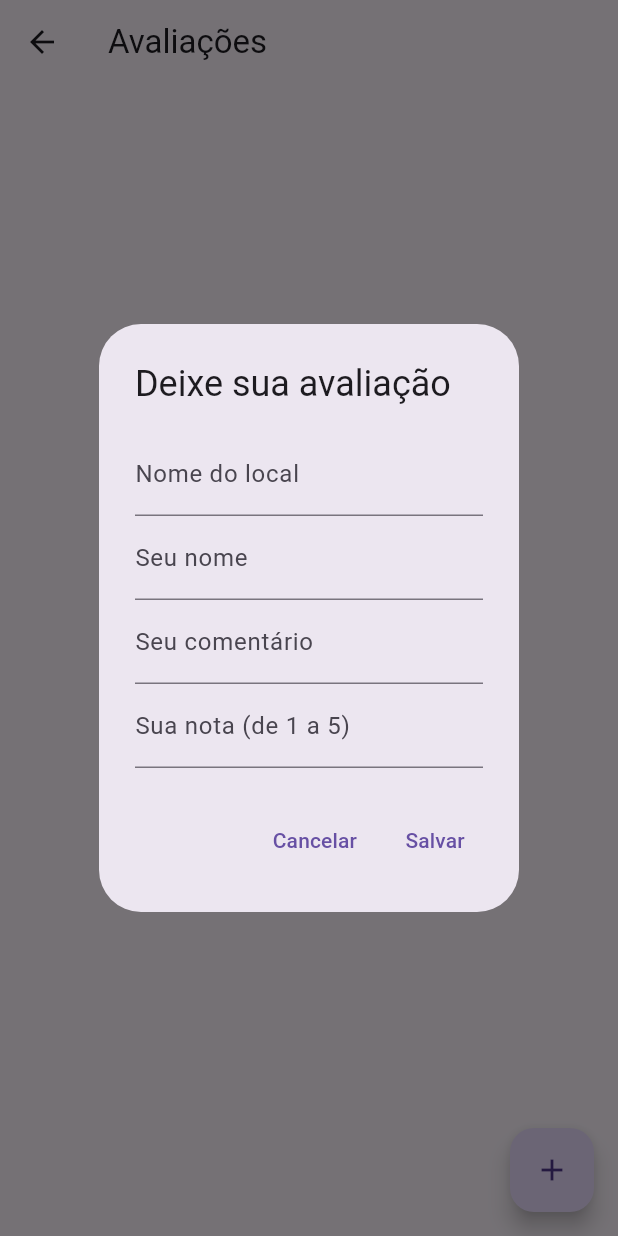
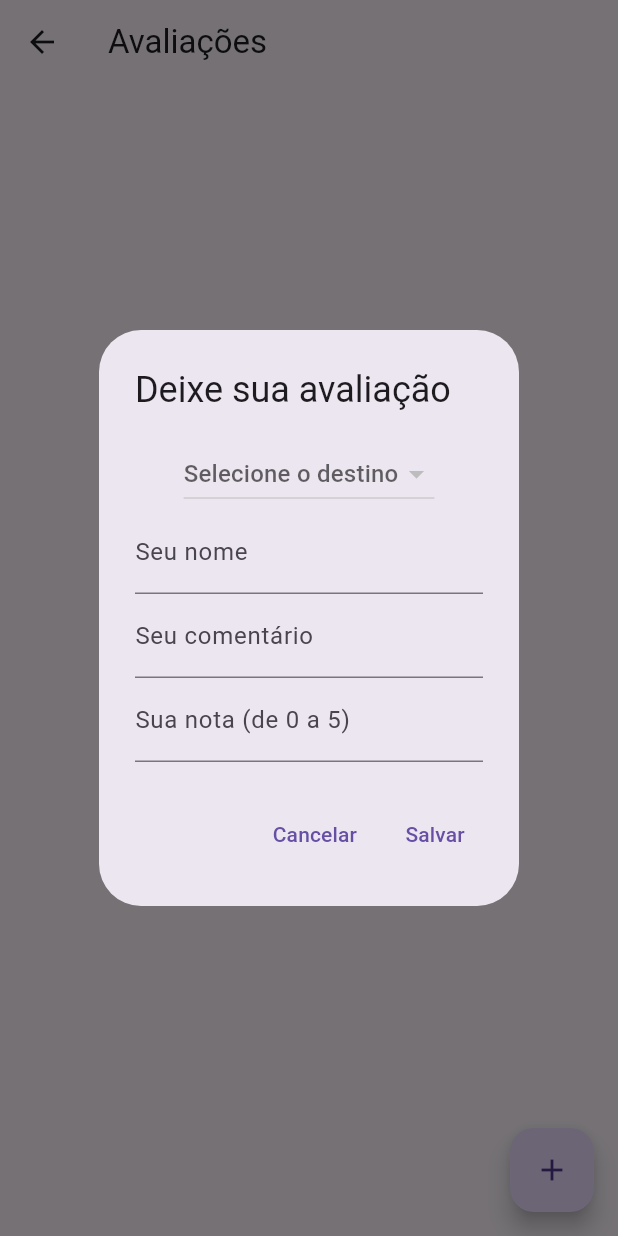
Before and after one commit to superkarlos/APP-VIAGENS-FLUTTER-MOBILE, a Flutter app: the AvaliacaoPage screen opened directly with empty values, after a tap on the "add" icon, on a phone screen of 412 x 824 dp. Run offline on Flutter 3.47's test engine with Material 3 defaults, Android fonts, the phone set to English and light mode, and no system bars; our stand-ins replace shared_preferences; accounts and stored records are empty.

Commit message:
Adicão de funções em tela de comentários

```diff
--- a/app/lib/model/Avaliacao.dart
+++ b/app/lib/model/Avaliacao.dart
@@ -3,7 +3,7 @@ import 'package:flutter/material.dart';
 class Avaliacao {
   final String nomeUsuario; // Adicionando o nome do usuário
   final String textoComentario;
-  final int nota;
+  final double nota;
   final String nomeDestino;
 
   Avaliacao(
--- a/app/lib/model/Destino.dart
+++ b/app/lib/model/Destino.dart
@@ -2,7 +2,8 @@ class Destino {
   String nome;
   double preco;
   String url;
+  double mediaDeNota;
   String descricao;
 
-  Destino(this.nome, this.preco, this.url, this.descricao);
+  Destino(this.nome, this.preco, this.url, this.descricao) : mediaDeNota = 0;
 }
--- a/app/lib/screens/lista_comentarios.dart
+++ b/app/lib/screens/lista_comentarios.dart
@@ -1,11 +1,13 @@
 import 'package:flutter/material.dart';
+import 'package:My_App/model/Destino.dart';
+
 import '../model/Avaliacao.dart';
-import 'tela_principal.dart';
 
 class AvaliacaoPage extends StatefulWidget {
   final List<Avaliacao> avaliacoes;
+  final List<Destino> destinosDisponiveis; // Adiciona a lista de destinos disponíveis
 
-  AvaliacaoPage({required this.avaliacoes});
+  AvaliacaoPage({required this.avaliacoes, required this.destinosDisponiveis});
 
   @override
   _AvaliacaoPageState createState() => _AvaliacaoPageState();
@@ -13,15 +15,16 @@ class AvaliacaoPage extends StatefulWidget {
 
 class _AvaliacaoPageState extends State<AvaliacaoPage> {
   final TextEditingController _nomeUsuarioController = TextEditingController();
-  final TextEditingController _nomeDestinoController = TextEditingController();
   final TextEditingController _comentarioController = TextEditingController();
   final TextEditingController _notaController = TextEditingController();
+
+  Destino? _destinoSelecionado;
 
   @override
   Widget build(BuildContext context) {
     return Scaffold(
       appBar: AppBar(
-        title: Text('Avaliações'),
+        title: const Text('Avaliações'),
       ),
       body: ListView.builder(
         itemCount: widget.avaliacoes.length,
@@ -31,6 +34,7 @@ class _AvaliacaoPageState extends State<AvaliacaoPage> {
             subtitle: Column(
               crossAxisAlignment: CrossAxisAlignment.start,
               children: [
+                Text('Usuário: ${widget.avaliacoes[index].nomeUsuario}'),
                 Text('Comentário: ${widget.avaliacoes[index].textoComentario}'),
                 Text('Nota: ${widget.avaliacoes[index].nota}'),
               ],
@@ -60,9 +64,20 @@ class _AvaliacaoPageState extends State<AvaliacaoPage> {
             child: Column(
               mainAxisSize: MainAxisSize.min,
               children: <Widget>[
-                TextField(
-                  controller: _nomeDestinoController,
-                  decoration: InputDecoration(labelText: 'Nome do local'),
+                DropdownButton<Destino>(
+                  hint: Text('Selecione o destino'),
+                  value: _destinoSelecionado,
+                  onChanged: (Destino? novoDestino) {
+                    setState(() {
+                      _destinoSelecionado = novoDestino;
+                    });
+                  },
+                  items: widget.destinosDisponiveis.map((destino) {
+                    return DropdownMenuItem<Destino>(
+                      value: destino,
+                      child: Text(destino.nome),
+                    );
+                  }).toList(),
                 ),
                 TextField(
                   controller: _nomeUsuarioController,
@@ -74,7 +89,7 @@ class _AvaliacaoPageState extends State<AvaliacaoPage> {
                 ),
                 TextField(
                   controller: _notaController,
-                  decoration: InputDecoration(labelText: 'Sua nota (de 1 a 5)'),
+                  decoration: InputDecoration(labelText: 'Sua nota (de 0 a 5)'),
                   keyboardType: TextInputType.number,
                 ),
               ],
@@ -90,26 +105,30 @@ class _AvaliacaoPageState extends State<AvaliacaoPage> {
             TextButton(
               onPressed: () {
                 // Verificando se todos os campos estão preenchidos
-                if (_nomeDestinoController.text.isNotEmpty &&
+                if (_destinoSelecionado != null &&
                     _nomeUsuarioController.text.isNotEmpty &&
                     _comentarioController.text.isNotEmpty &&
                     _notaController.text.isNotEmpty) {
                   // Convertendo a nota para int
-                  int nota = int.tryParse(_notaController.text) ?? 0;
+                  double nota = double.tryParse(_notaController.text) ?? 0;
 
                   // Verificando se a nota está dentro do intervalo válido (de 1 a 5)
-                  if (nota >= 1 && nota <= 5) {
+                  if (nota >= 0 && nota <= 5) {
                     // Criando uma nova avaliação
                     Avaliacao novaAvaliacao = Avaliacao(
                       nomeUsuario: _nomeUsuarioController.text,
                       textoComentario: _comentarioController.text,
                       nota: nota,
-                      nomeDestino: _nomeDestinoController.text,
+                      nomeDestino: _destinoSelecionado!.nome,
                     );
 
                     // Adicionando a nova avaliação à lista de avaliações
                     setState(() {
                       widget.avaliacoes.add(novaAvaliacao);
+                      _destinoSelecionado = null;
+                      _nomeUsuarioController.text = '';
+                      _comentarioController.text = '';
+                      _notaController.text = '';
                     });
 
                     // Fechando o diálogo
@@ -119,7 +138,7 @@ class _AvaliacaoPageState extends State<AvaliacaoPage> {
                     ScaffoldMessenger.of(context).showSnackBar(
                       SnackBar(
                         content:
-                            Text('Por favor, insira uma nota válida de 1 a 5.'),
+                            Text('Por favor, insira uma nota válida de 0 a 5.'),
                       ),
                     );
                   }
--- a/app/lib/screens/tela_de_login.dart
+++ b/app/lib/screens/tela_de_login.dart
@@ -75,7 +75,8 @@ class _TelaLoginState extends State<TelaLogin> {
   Widget build(BuildContext context) {
     return Scaffold(
       backgroundColor: Color.fromARGB(255, 201, 231, 255),
-      body: SingleChildScrollView(
+      body: Center(
+        child: SingleChildScrollView(
           child: Padding(
             padding: EdgeInsets.all(50.0),
             child: Column(
@@ -134,6 +135,7 @@ class _TelaLoginState extends State<TelaLogin> {
             ),
           ),
         ),
+      ),
     );
   }
 }
--- a/app/lib/screens/tela_principal.dart
+++ b/app/lib/screens/tela_principal.dart
@@ -167,7 +167,7 @@ class _TelaPrincipalState extends State<TelaPrincipal> {
                 Navigator.push(
                   context,
                   MaterialPageRoute(
-                    builder: (context) => AvaliacaoPage(avaliacoes: avaliacoes),
+                    builder: (context) => AvaliacaoPage(avaliacoes: avaliacoes, destinosDisponiveis: destinos),
                   ),
                 ).then((novaAvaliacao) {
                   if (novaAvaliacao != null) {
```
Lines whose indentation alone changed are shown as unchanged.
